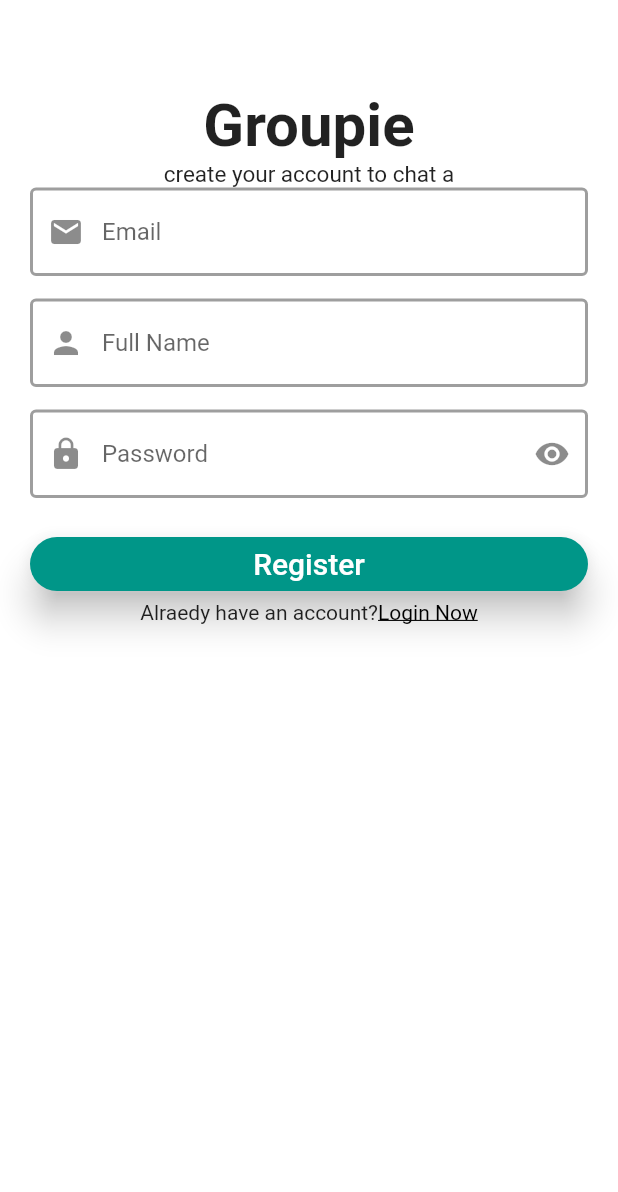
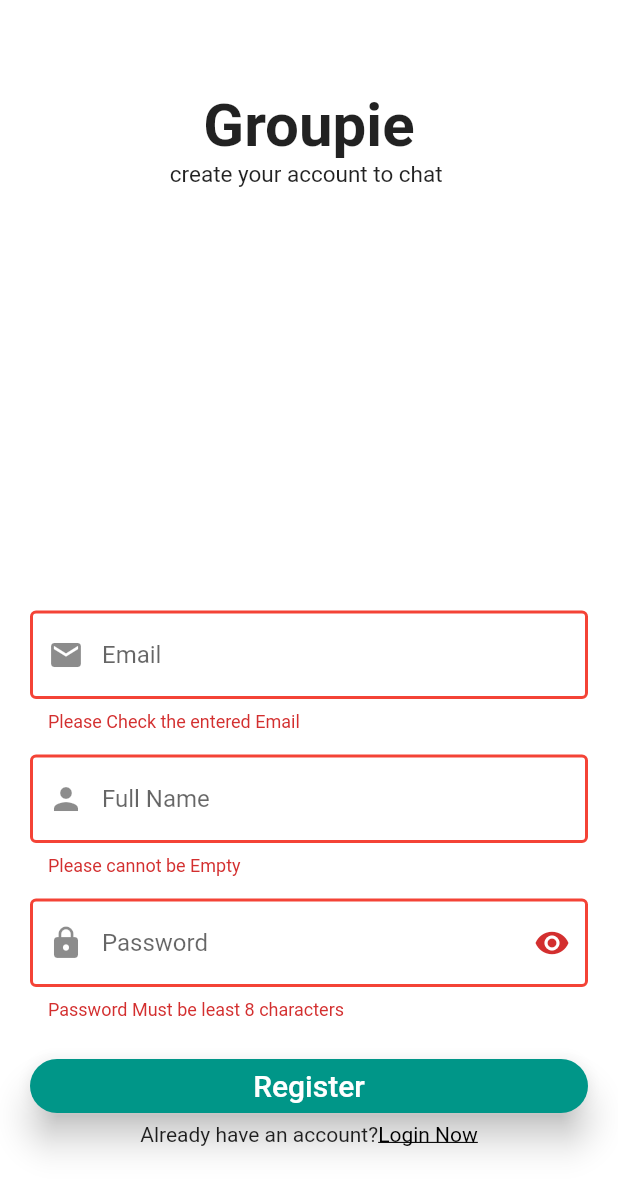
Before and after one commit to SudheerReddy9/chatting, a Flutter app: the RegisterPage screen opened directly, after a tap on "Register", on a phone screen of 412 x 824 dp. Shown: the top 1192 px of the screen. Run offline on Flutter 3.47's test engine with Material 2 defaults, Android fonts, the phone set to English and light mode, and no system bars; our stand-ins replace cloud_firestore, firebase_auth, firebase_core, flutter_spinkit, shared_preferences; accounts and stored records are empty.

Commit message:
Some changes

```diff
--- a/lib/pages/auth/register_page.dart
+++ b/lib/pages/auth/register_page.dart
@@ -1,9 +1,13 @@
+import 'package:chatting/helper/helper_function.dart';
 import 'package:chatting/pages/auth/login_page.dart';
+import 'package:chatting/pages/home_page.dart';
 import 'package:chatting/service/auth_service.dart';
 import 'package:flutter/gestures.dart';
 import 'package:flutter/material.dart';
+import 'package:flutter_spinkit/flutter_spinkit.dart';
 
 import '../../widgets/forms.dart';
+
 class RegisterPage extends StatefulWidget {
   const RegisterPage({Key? key}) : super(key: key);
 
@@ -23,8 +27,16 @@ class _RegisterPageState extends State<RegisterPage> {
   Widget build(BuildContext context) {
     return Scaffold(
       backgroundColor: Colors.white,
-      body: _isloading ? Center(child: CircularProgressIndicator(color: Colors.orange,)): SingleChildScrollView(
-          child: Padding(
+      body: _isloading
+          ? const Center(
+              child: SpinKitPouringHourGlassRefined(
+              size: 50,
+              duration: Duration(seconds: 10),
+              strokeWidth: 2,
+              color: Colors.orange,
+
+            ))
+          : Padding(
               padding: const EdgeInsets.symmetric(horizontal: 20, vertical: 60),
               child: Form(
                 key: formKey,
@@ -35,20 +47,23 @@ class _RegisterPageState extends State<RegisterPage> {
                     children: [
                       const Text(
                         "Groupie",
-                      style: TextStyle(fontSize: 40, fontWeight: FontWeight.bold),
+                        style: TextStyle(
+                            fontSize: 40, fontWeight: FontWeight.bold),
                       ),
                       const Text(
-                      "create your account to chat a",
-                      style: TextStyle(fontSize: 15, fontWeight: FontWeight.w400),
+                        "create your account to chat ",
+                        style: TextStyle(
+                            fontSize: 15, fontWeight: FontWeight.w400),
                       ),
                       const Spacer(),
                       TextFormField(
                         decoration: textInputDecoration.copyWith(
-                          hintText: "Email", prefixIcon: Icon(Icons.email)),
+                            hintText: "Email",
+                            prefixIcon: const Icon(Icons.email)),
                         onChanged: (value) {
                           setState(() {
                             email = value;
-                          print(email);
+                            //print(email);
                           });
                         },
                         validator: (value) {
@@ -60,48 +75,50 @@ class _RegisterPageState extends State<RegisterPage> {
                               : "Please Check the entered Email";
                         },
                       ),
-                    SizedBox(height: 15,),
+                      const SizedBox(
+                        height: 15,
+                      ),
                       TextFormField(
                         decoration: textInputDecoration.copyWith(
                             hintText: "Full Name",
-                          prefixIcon: Icon(Icons.person)),
+                            prefixIcon: const Icon(Icons.person)),
                         onChanged: (value) {
                           setState(() {
                             email = value;
-                          print(email);
+                            //print(email);
                           });
                         },
                         validator: (value) {
-                        if(value!.isNotEmpty){
+                          if (value!.isNotEmpty) {
                             return null;
-                        }
-                        else{
+                          } else {
                             return "Please cannot be Empty";
                           }
                         },
                       ),
-                    SizedBox(height: 15),
+                      const SizedBox(height: 15),
                       TextFormField(
                         obscureText: true,
                         decoration: textInputDecoration.copyWith(
                             hintText: "Password",
-                          prefixIcon: Icon(Icons.lock),
-                          suffixIcon: Icon(Icons.remove_red_eye_rounded)),
+                            prefixIcon: const Icon(Icons.lock),
+                            suffixIcon:
+                                const Icon(Icons.remove_red_eye_rounded)),
                         onChanged: (value) {
                           setState(() {
                             password = value;
-                          print(password);
+                            //print(password);
                           });
                         },
                         validator: (value) {
                           if (value!.length < 8) {
-                          return "Passord Must be atleast 8 characters";
+                            return "Password Must be least 8 characters";
                           } else {
                             return null;
                           }
                         },
                       ),
-                    SizedBox(height: 20),
+                      const SizedBox(height: 20),
                       // ElevatedButton(onPressed: () {
                       //
                       //   login();
@@ -115,44 +132,51 @@ class _RegisterPageState extends State<RegisterPage> {
                                   shape: RoundedRectangleBorder(
                                       borderRadius: BorderRadius.circular(30))),
                               onPressed: () {
-
+                                register();
                               },
                               child: const Text(
                                 "Register",
-                              style: TextStyle(color: Colors.white, fontSize: 20),
+                                style: TextStyle(
+                                    color: Colors.white, fontSize: 20),
                               ))),
                       Text.rich(
                         TextSpan(
-                          text: "Alraedy have an account?",
+                            text: "Already have an account?",
                             children: <TextSpan>[
-                            TextSpan(text: "Login Now",
-                                style: TextStyle(color: Colors.black,decoration: TextDecoration.underline),
-                                recognizer: TapGestureRecognizer()..onTap = (){
-                                  NextScreen(context, LoginPage());
-                                }
-                            )
-                          ]
-                      ),
+                              TextSpan(
+                                  text: "Login Now",
+                                  style: const TextStyle(
+                                      color: Colors.black,
+                                      decoration: TextDecoration.underline),
+                                  recognizer: TapGestureRecognizer()
+                                    ..onTap = () {
+                                      nextScreen(context, const LoginPage());
+                                    })
+                            ]),
                       )
                     ],
                   ),
                 ),
               ),
             ),
-        ),
-
     );
   }
+
   register() async {
-    if(formKey.currentState!.validate()){
+    if (formKey.currentState!.validate()) {
       setState(() {
         _isloading = true;
       });
-      await authService.registerUserWithEmailandPassword(fullName, email, password).then((value) {
-        if(value == true){
-
-        }else{
-          showSnackbar(context, Colors.red, value);
+      await authService
+          .registerUserWithEmailandPassword(fullName, email, password)
+          .then((value) async {
+        if (value == true) {
+          await HelperFunctions.saveUserLoggedInStatus(true);
+          await HelperFunctions.saveUserNameStatus(fullName);
+          await HelperFunctions.saveUserEmailStatus(email);
+          nextScreenReplace(context, const HomePage());
+        } else {
+          showSnackBar(context, Colors.red, value);
           setState(() {
             _isloading = false;
           });
--- a/lib/service/auth_service.dart
+++ b/lib/service/auth_service.dart
@@ -14,7 +14,7 @@ class AuthService {
       if(user != null){
         DatabaseService(uid: user.uid).updateUserData(fullName, email);
         return true;
-      }
+      }else{}
     } on FirebaseAuthException catch (e) {
       print(e);
     }
--- a/pubspec.yaml
+++ b/pubspec.yaml
@@ -39,6 +39,7 @@ dependencies:
   firebase_core: ^2.8.0
   cloud_firestore: ^4.4.5
   shared_preferences: ^2.0.18
+  flutter_spinkit: ^5.1.0
 
 dev_dependencies:
   flutter_test:
```
Also changed, not shown: lib/helper/helper_function.dart (+12 -0 lines), lib/pages/auth/login_page.dart (+7 -7 lines), lib/widgets/forms.dart (+5 -5 lines), pubspec.lock. Lines whose indentation alone changed are shown as unchanged.
